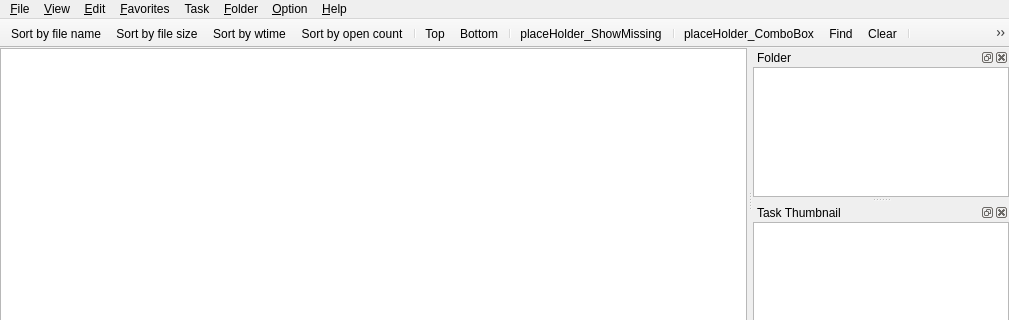
First picture: the form in src/mainwindow.ui, repository ambiesoft/SceneExplorer, before the edit; both pictures show x 0 to 1009 and y 0 to 320 of the 1009 by 590 pixel window.
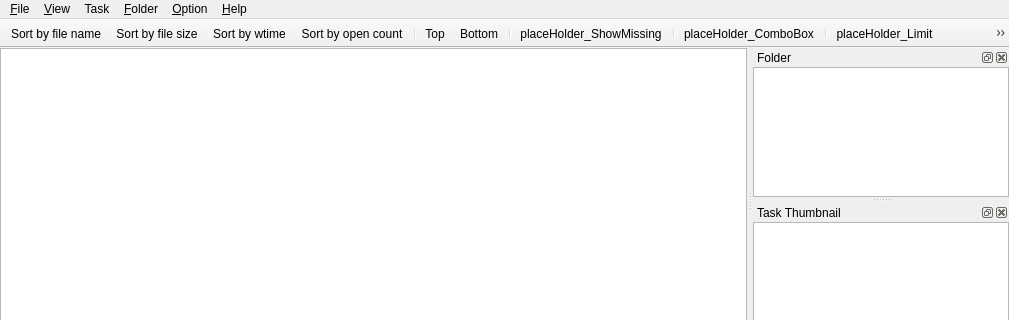
Second picture: the form after the edit. Custom widgets are drawn as their Qt base class.

Commit message: remove favorites

The edit to the form file:
```diff
--- a/src/mainwindow.ui
+++ b/src/mainwindow.ui
@@ -69,7 +69,7 @@
      <x>0</x>
      <y>0</y>
      <width>1009</width>
-     <height>18</height>
+     <height>21</height>
     </rect>
    </property>
    <widget class="QMenu" name="menu_File">
@@ -90,14 +90,6 @@
     <addaction name="separator"/>
     <addaction name="action_Close"/>
    </widget>
-   <widget class="QMenu" name="menu_Edit">
-    <property name="title">
-     <string>&amp;Edit</string>
-    </property>
-    <addaction name="action_Copy"/>
-    <addaction name="action_Find"/>
-    <addaction name="action_Clear"/>
-   </widget>
    <widget class="QMenu" name="menu_Help">
     <property name="title">
      <string>&amp;Help</string>
@@ -155,13 +147,6 @@
     <addaction name="action_Top"/>
     <addaction name="action_Bottom"/>
    </widget>
-   <widget class="QMenu" name="menu_Favorites">
-    <property name="title">
-     <string>&amp;Favorites</string>
-    </property>
-    <addaction name="action_Add_current_check_states"/>
-    <addaction name="separator"/>
-   </widget>
    <widget class="QMenu" name="menu_Folder">
     <property name="title">
      <string>&amp;Folder</string>
@@ -170,8 +155,6 @@
    </widget>
    <addaction name="menu_File"/>
    <addaction name="menu_View"/>
-   <addaction name="menu_Edit"/>
-   <addaction name="menu_Favorites"/>
    <addaction name="menu_Task"/>
    <addaction name="menu_Folder"/>
    <addaction name="menu_Option"/>
@@ -204,8 +187,6 @@
    <addaction name="placeHolder_ShowMissing"/>
    <addaction name="separator"/>
    <addaction name="placeHolder_ComboBox"/>
-   <addaction name="action_Find"/>
-   <addaction name="action_Clear"/>
    <addaction name="separator"/>
    <addaction name="actionplaceHolder_Limit"/>
    <addaction name="action_Options"/>
@@ -442,16 +423,6 @@
     <string>Sort by &amp;bitrate</string>
    </property>
   </action>
-  <action name="action_Find">
-   <property name="text">
-    <string>&amp;Find</string>
-   </property>
-  </action>
-  <action name="action_Clear">
-   <property name="text">
-    <string>&amp;Clear</string>
-   </property>
-  </action>
   <action name="placeHolder_ShowMissing">
    <property name="text">
     <string>placeHolder_ShowMissing</string>
```
Left out of the diff: 18 changed lines with no effect on the pictures. The commit also changes 5 other files.
